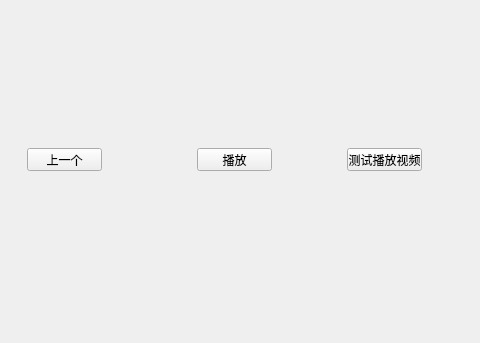
lufuping/QTDemo, file viewingfilm.ui: the form before one commit; both pictures show x 153 to 633 and y 302 to 645 of the 853 by 645 pixel window.
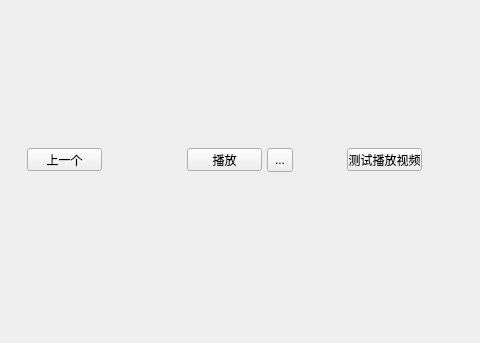
The form after the commit.

What changed in the file:
```diff
--- a/viewingfilm.ui
+++ b/viewingfilm.ui
@@ -35,7 +35,7 @@
   <widget class="QPushButton" name="play">
    <property name="geometry">
     <rect>
-     <x>350</x>
+     <x>340</x>
      <y>450</y>
      <width>75</width>
      <height>23</height>
@@ -71,6 +71,19 @@
     <string>测试播放视频</string>
    </property>
   </widget>
+  <widget class="QToolButton" name="btnChoose">
+   <property name="geometry">
+    <rect>
+     <x>420</x>
+     <y>450</y>
+     <width>26</width>
+     <height>24</height>
+    </rect>
+   </property>
+   <property name="text">
+    <string>...</string>
+   </property>
+  </widget>
  </widget>
  <resources/>
  <connections/>
```
